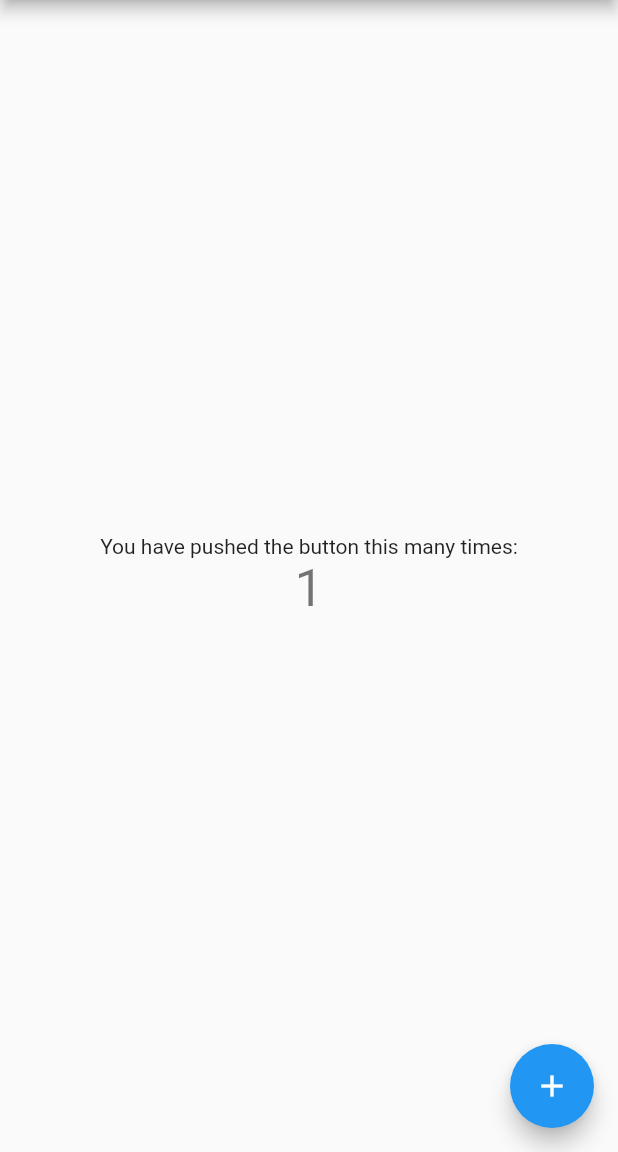
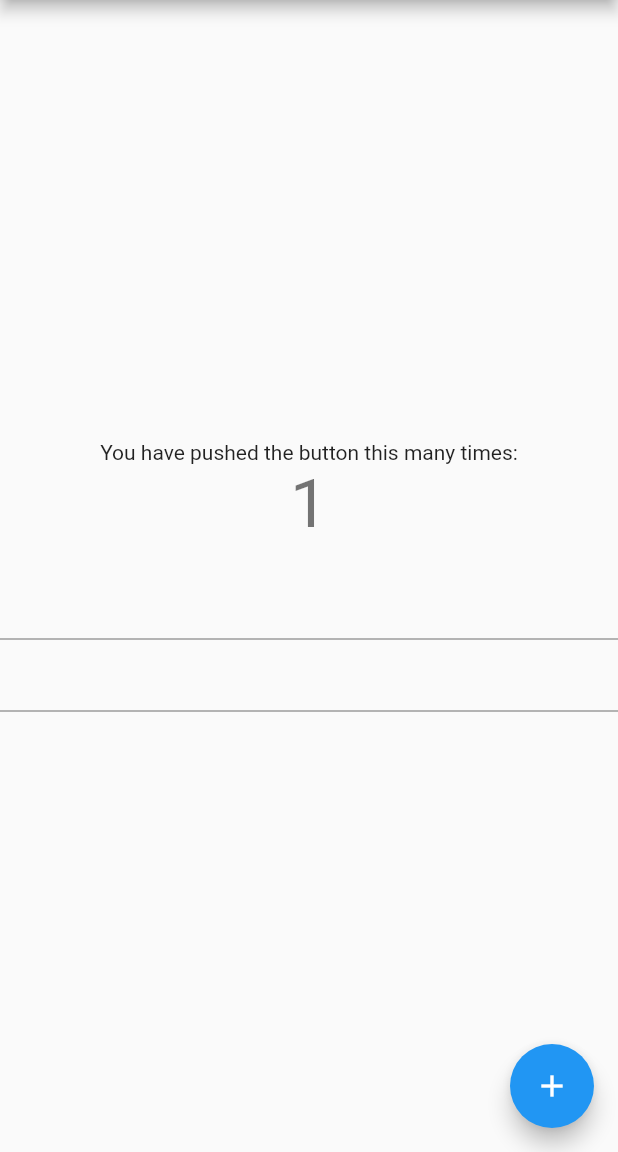
Before and after one commit to RafaelSchneider/FlutterStudies, a Flutter app: the screen it shows after launch, after a tap on the "add" icon, on a phone screen of 412 x 824 dp, the part 84-1236 px from its top. Run offline on Flutter 3.47's test engine with Material 2 defaults, Android fonts, the phone set to English and light mode, and no system bars.

```diff
--- a/lib/main.dart
+++ b/lib/main.dart
@@ -9,15 +9,6 @@ class MyApp extends StatelessWidget {
     return MaterialApp(
       title: 'Flutter Demo',
       theme: ThemeData(
-        // This is the theme of your application.
-        //
-        // Try running your application with "flutter run". You'll see the
-        // application has a blue toolbar. Then, without quitting the app, try
-        // changing the primarySwatch below to Colors.green and then invoke
-        // "hot reload" (press "r" in the console where you ran "flutter run",
-        // or simply save your changes to "hot reload" in a Flutter IDE).
-        // Notice that the counter didn't reset back to zero; the application
-        // is not restarted.
         primarySwatch: Colors.blue,
       ),
       home: MyHomePage(title: 'Flutter Demo Home Page'),
@@ -28,15 +19,6 @@ class MyApp extends StatelessWidget {
 class MyHomePage extends StatefulWidget {
   MyHomePage({Key key, this.title}) : super(key: key);
 
-  // This widget is the home page of your application. It is stateful, meaning
-  // that it has a State object (defined below) that contains fields that affect
-  // how it looks.
-
-  // This class is the configuration for the state. It holds the values (in this
-  // case the title) provided by the parent (in this case the App widget) and
-  // used by the build method of the State. Fields in a Widget subclass are
-  // always marked "final".
-
   final String title;
 
   @override
@@ -45,50 +27,30 @@ class MyHomePage extends StatefulWidget {
 
 class _MyHomePageState extends State<MyHomePage> {
   int _counter = 0;
+  final TextEditingController _textFieldController_1 = TextEditingController();
+  final TextEditingController _textFieldController_2 = TextEditingController();
+  String _value = "";
 
   void _incrementCounter() {
     setState(() {
-      // This call to setState tells the Flutter framework that something has
-      // changed in this State, which causes it to rerun the build method below
-      // so that the display can reflect the updated values. If we changed
-      // _counter without calling setState(), then the build method would not be
-      // called again, and so nothing would appear to happen.
       _counter++;
+      print('Teste');
+      _value = _textFieldController_1.text;
+      _textFieldController_2.text = _value;
     });
   }
 
   @override
   Widget build(BuildContext context) {
-    // This method is rerun every time setState is called, for instance as done
-    // by the _incrementCounter method above.
-    //
-    // The Flutter framework has been optimized to make rerunning build methods
-    // fast, so that you can just rebuild anything that needs updating rather
-    // than having to individually change instances of widgets.
     return Scaffold(
+
       appBar: AppBar(
-        // Here we take the value from the MyHomePage object that was created by
-        // the App.build method, and use it to set our appbar title.
-        title: Text(widget.title),
+      title: Text(widget.title),
       ),
+
       body: Center(
-        // Center is a layout widget. It takes a single child and positions it
-        // in the middle of the parent.
-        child: Column(
-          // Column is also layout widget. It takes a list of children and
-          // arranges them vertically. By default, it sizes itself to fit its
-          // children horizontally, and tries to be as tall as its parent.
-          //
-          // Invoke "debug painting" (press "p" in the console, choose the
-          // "Toggle Debug Paint" action from the Flutter Inspector in Android
-          // Studio, or the "Toggle Debug Paint" command in Visual Studio Code)
-          // to see the wireframe for each widget.
-          //
-          // Column has various properties to control how it sizes itself and
-          // how it positions its children. Here we use mainAxisAlignment to
-          // center the children vertically; the main axis here is the vertical
-          // axis because Columns are vertical (the cross axis would be
-          // horizontal).
+
+          child: Column(
           mainAxisAlignment: MainAxisAlignment.center,
           children: <Widget>[
             Text(
@@ -96,8 +58,15 @@ class _MyHomePageState extends State<MyHomePage> {
             ),
             Text(
               '$_counter',
-              style: Theme.of(context).textTheme.display1,
+              style: Theme.of(context).textTheme.display2,
             ),
+            Text('$_value'),
+            TextField(
+              controller: _textFieldController_1,
+            ),
+            TextField(
+            controller: _textFieldController_2,
+      )
           ],
         ),
       ),
```
